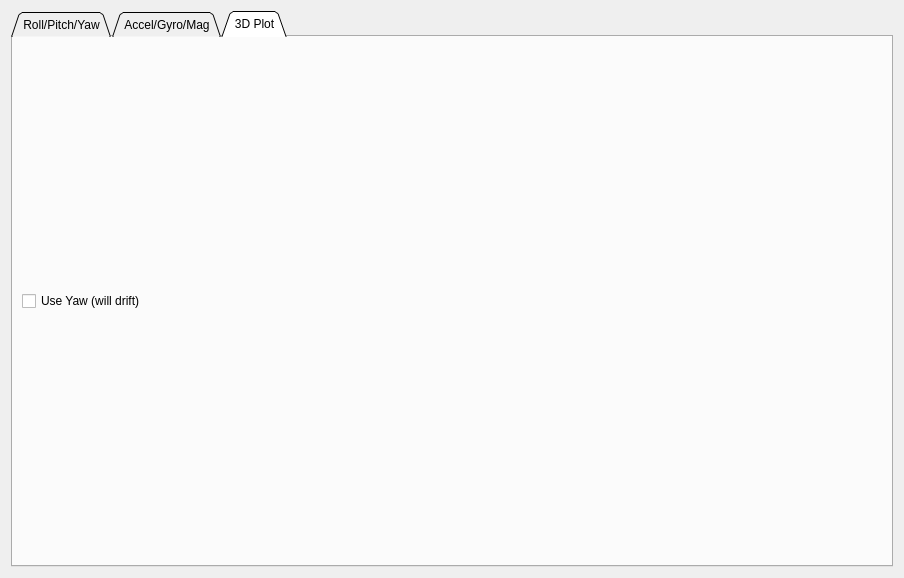
First picture: the form in pages/pageimu.ui, repository njupt-robomasters/vesc_tool-zh, before the edit.
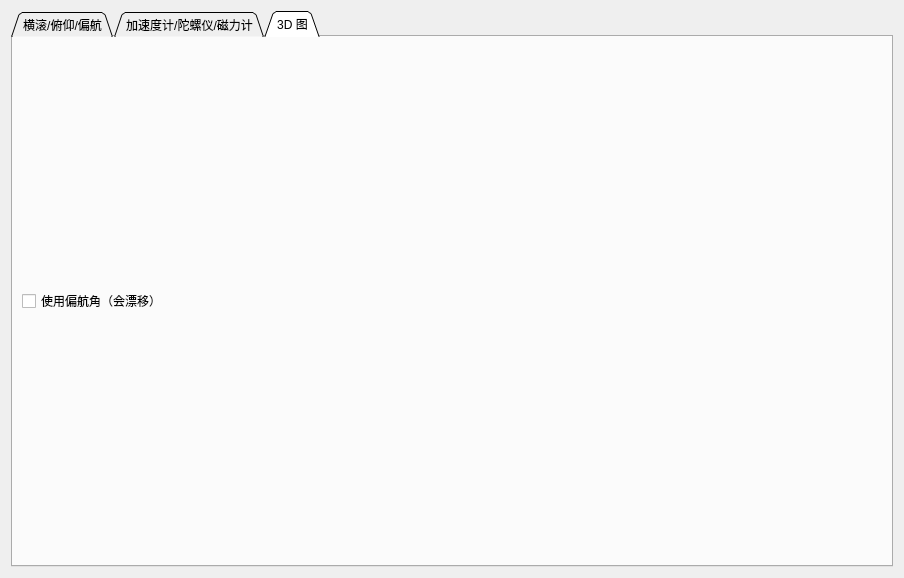
Second picture: the form after the edit. The open tabs and pages were chosen to show the change. Custom widgets are drawn as their Qt base class.

The edit to the form file:
```diff
--- a/pages/pageimu.ui
+++ b/pages/pageimu.ui
@@ -24,7 +24,7 @@
      </property>
      <widget class="QWidget" name="tab">
       <attribute name="title">
-       <string>Roll/Pitch/Yaw</string>
+       <string>横滚/俯仰/偏航</string>
       </attribute>
       <layout class="QVBoxLayout" name="verticalLayout_2">
        <item>
@@ -34,7 +34,7 @@
      </widget>
      <widget class="QWidget" name="tab_2">
       <attribute name="title">
-       <string>Accel/Gyro/Mag</string>
+       <string>加速度计/陀螺仪/磁力计</string>
       </attribute>
       <layout class="QVBoxLayout" name="verticalLayout_3">
        <item>
@@ -51,13 +51,13 @@
      </widget>
      <widget class="QWidget" name="tab_3">
       <attribute name="title">
-       <string>3D Plot</string>
+       <string>3D 图</string>
       </attribute>
       <layout class="QVBoxLayout" name="layout3d">
        <item>
         <widget class="QCheckBox" name="useYawBox">
          <property name="text">
-          <string>Use Yaw (will drift)</string>
+          <string>使用偏航角（会漂移）</string>
          </property>
         </widget>
        </item>
```
